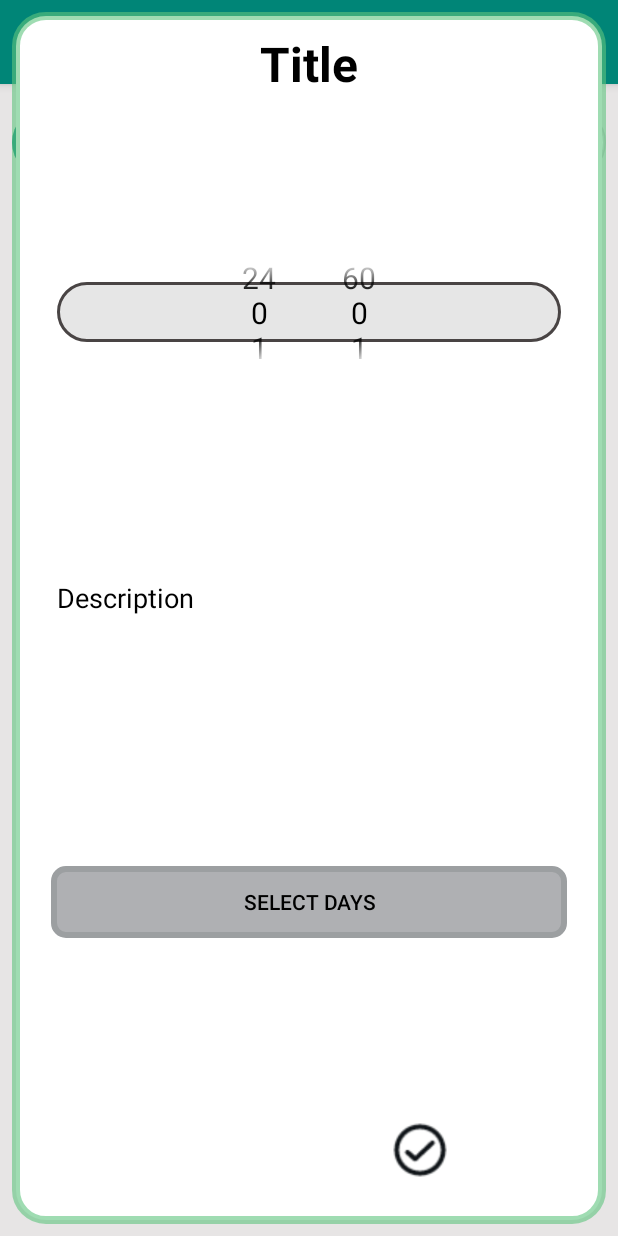
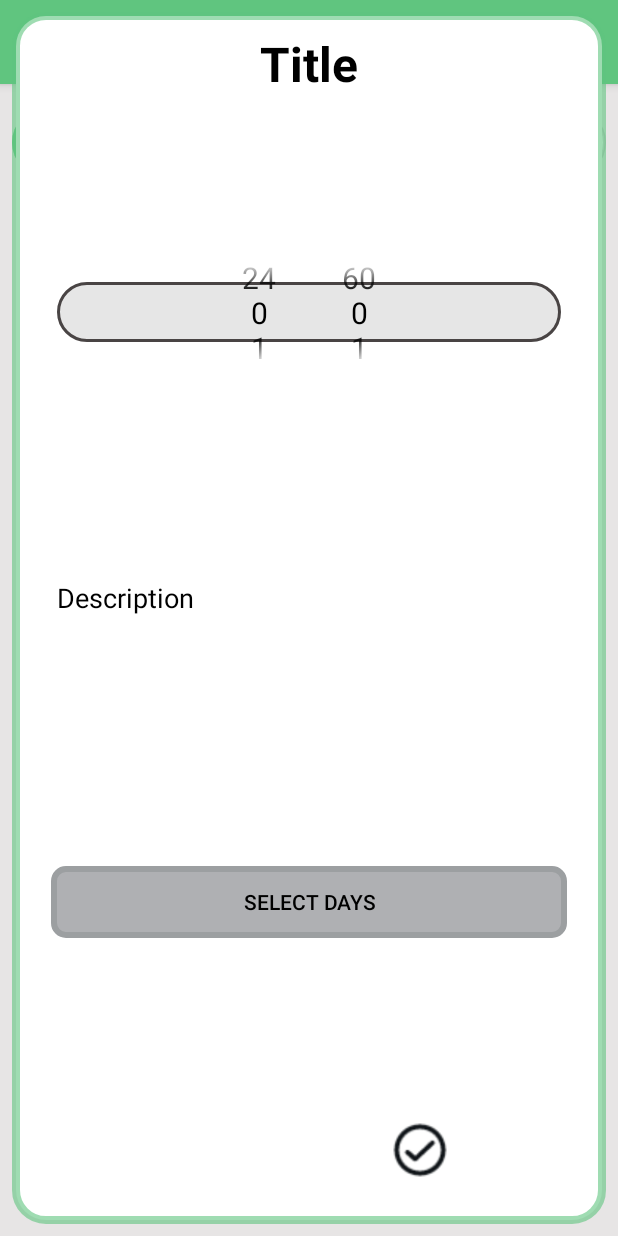
Before and after one commit to Tomroke/MA18Examensarbete, an Android app: the screen it shows after launch (MainActivity), after a tap on "Create new reminder", on a phone screen of 412 x 824 dp. Run offline under Robolectric (Android 15) with nearby library versions, the phone set to English and light mode, and no system bars; our stand-ins replace Room's generated code; 1 other tap on this screen came first.

Commit message:
Did some rework on the colour of the progressbar

```diff
--- a/app/src/main/java/com/example/ma18ea/Calculation.kt
+++ b/app/src/main/java/com/example/ma18ea/Calculation.kt
@@ -33,12 +33,8 @@ class Calculation {
         return min.toLong() * 60000
     }
 
-    fun toMin (milli: Long?): Int{
+    private fun toMin (milli: Long?): Int{
         return milli!!.toInt() / 60000
     }
 
-    fun newRemainingTime (totalTime: Long, previousTime: Long, currentDoneTime: Long):Long{
-        return (totalTime - previousTime) - currentDoneTime
-    }
-
 }
--- a/app/src/main/java/com/example/ma18ea/Fragments/ReminderMainFragment.kt
+++ b/app/src/main/java/com/example/ma18ea/Fragments/ReminderMainFragment.kt
@@ -401,9 +401,9 @@ class ReminderMainFragment : Fragment() {
 
     private fun updateProgressBar() {
         paramProgress = calculatation.ofProgressBar(paramDoneTime, paramTotalTime).toInt()
-        //Log.d(TAG, "Progress bars percent " + calculatation.ofProgressBar(paramDoneTime!!, paramTotalTime!!).toString())
+        Log.d(TAG, "Progress bars percent $paramProgress")
         if (frag != null){
-            frag!!.progressbar_in_reminder.progress = this.paramProgress!!
+            frag!!.progressbar_in_reminder.progress = paramProgress!!
         }
     }
 
--- a/app/src/main/java/com/example/ma18ea/ui/recyclerView/MainRecyclerAdapter.kt
+++ b/app/src/main/java/com/example/ma18ea/ui/recyclerView/MainRecyclerAdapter.kt
@@ -18,7 +18,6 @@ import kotlinx.android.synthetic.main.recycler_view_item.view.*
 class MainRecyclerAdapter(private val arrayRV: List<ReminderVariables>?): RecyclerView.Adapter<ViewHolder>() {
     private val TAG : String = "MainRecyclerAdapter"
     private lateinit var calculatation: Calculation
-    private lateinit var progressBarGradientColor: ColourProgressBarGradient
 
     override fun getItemCount(): Int {
         return arrayRV!!.size
@@ -36,6 +35,7 @@ class MainRecyclerAdapter(private val arrayRV: List<ReminderVariables>?): Recycl
 
     //This is where you add and change the object in the recycler view
     override fun onBindViewHolder(holder: ViewHolder, position: Int) {
+        //dayButtonArray[6].background.setColorFilter(Color.parseColor(selColour), PorterDuff.Mode.SCREEN)
 
         calculatation = Calculation()
         val progress = calculatation.ofProgressBar(
@@ -43,16 +43,14 @@ class MainRecyclerAdapter(private val arrayRV: List<ReminderVariables>?): Recycl
             arrayRV?.get(position)?.totalTime
         ).toInt()
 
-        progressBarGradientColor = ColourProgressBarGradient()
-        val colour = progressBarGradientColor.getColour(progress)
-
-        val bar = holder.itemView.recycler_progressBar.findViewById<ProgressBar?>(R.id.recycler_progressBar) as ProgressBar
+        /*val bar = holder.itemView.recycler_progressBar.findViewById<ProgressBar?>(R.id.recycler_progressBar) as ProgressBar
 
         val drawable = bar.progressDrawable
-        drawable.setColorFilter(Color.MAGENTA, PorterDuff.Mode.MULTIPLY)
+        drawable.setColorFilter(Color.parseColor("#494444"), PorterDuff.Mode.SCREEN)
+        drawable.setColorFilter(Color.parseColor("#EBBA15"), PorterDuff.Mode.MULTIPLY)
         bar.progressDrawable = drawable
         holder.itemView.recycler_progressBar.indeterminateTintList = ColorStateList.valueOf(Color.RED)
-
+*/
 
 
         holder.itemView.recycler_title_txt?.text = arrayRV?.get(position)?.title
--- a/app/src/main/res/drawable/custom_progressbar.xml
+++ b/app/src/main/res/drawable/custom_progressbar.xml
@@ -29,7 +29,7 @@
                     android:color="#494444"/>
 
                 <solid
-                    android:color="#B617BB"/>
+                    android:color="#60BA44"/>
 
                 <corners
                     android:radius="28dp"/>
--- a/app/src/main/res/layout/fragment_reminder_main.xml
+++ b/app/src/main/res/layout/fragment_reminder_main.xml
@@ -52,6 +52,7 @@
             android:layout_marginEnd="12dp"
             android:layout_marginBottom="8dp"
             android:elevation="1dp"
+            android:progress="80"
             android:progressDrawable="@drawable/custom_progressbar"
             app:layout_constraintBottom_toTopOf="@+id/description_txt"
             app:layout_constraintEnd_toEndOf="parent"
--- a/app/src/main/res/values/colors.xml
+++ b/app/src/main/res/values/colors.xml
@@ -4,7 +4,7 @@
     <color name="fragDayButtonUntoggled">#40999999</color>
     <color name="selectedDayColour">#FFFFFF</color>
     <color name="dayTextColour">#A2ACBA</color>
-    <color name="colorPrimary">#008577</color>
-    <color name="colorPrimaryDark">#00574B</color>
+    <color name="colorPrimary">#60C57F</color>
+    <color name="colorPrimaryDark">#3FA860</color>
     <color name="colorAccent">#D81B60</color>
 </resources>
```
